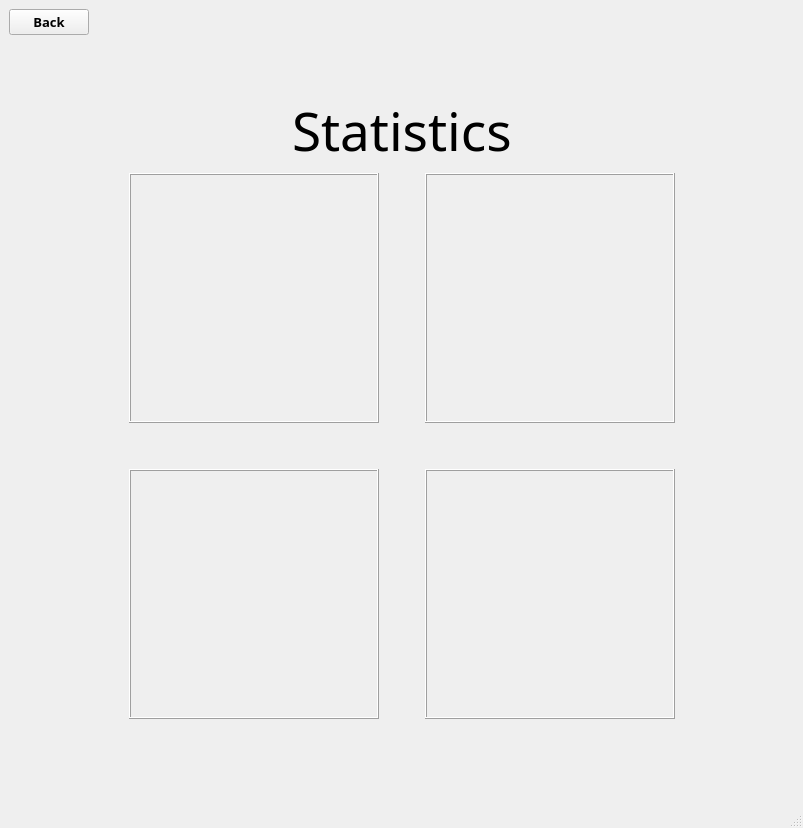
Qt form project_root/src/gui/Statistics.ui (CopycatPandaExpressChowMein/Agile-Development-Project-2025) before a commit.
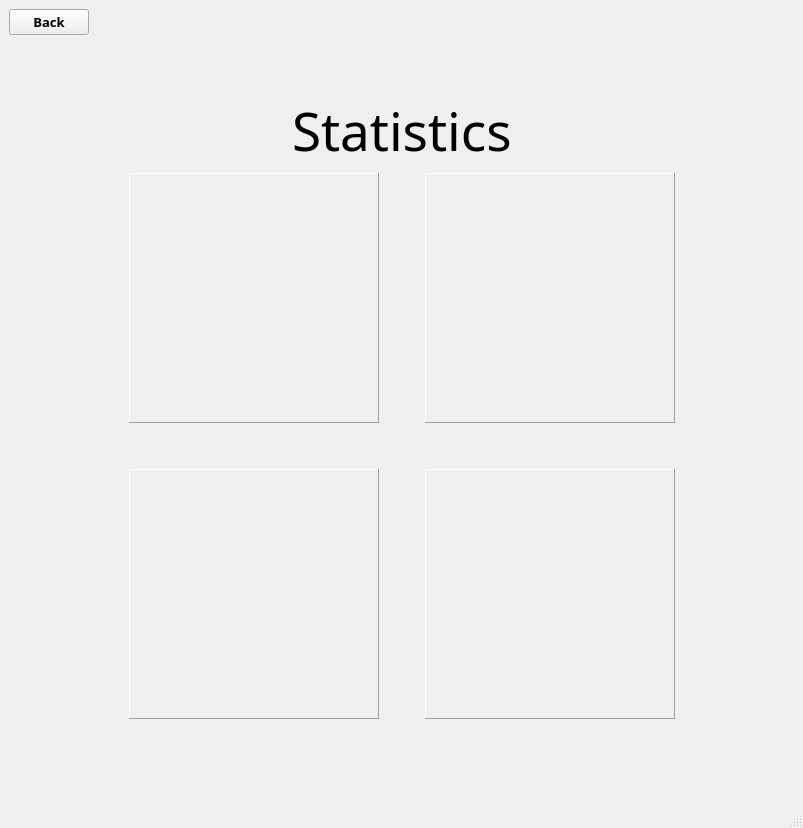
The same form after that commit.

```diff
--- a/project_root/src/gui/Statistics.ui
+++ b/project_root/src/gui/Statistics.ui
@@ -139,16 +139,21 @@
             </property>
             <property name="maximumSize">
              <size>
-              <width>250</width>
-              <height>250</height>
+              <width>1000</width>
+              <height>1000</height>
              </size>
             </property>
             <property name="frameShape">
-             <enum>QFrame::Box</enum>
+             <enum>QFrame::Panel</enum>
             </property>
             <property name="frameShadow">
              <enum>QFrame::Raised</enum>
             </property>
+            <layout class="QVBoxLayout" name="verticalLayout_5">
+             <item>
+              <widget class="QWidget" name="graph_1" native="true"/>
+             </item>
+            </layout>
            </widget>
           </item>
           <item row="0" column="1">
@@ -174,16 +179,21 @@
             </property>
             <property name="maximumSize">
              <size>
-              <width>250</width>
-              <height>250</height>
+              <width>1000</width>
+              <height>1000</height>
              </size>
             </property>
             <property name="frameShape">
-             <enum>QFrame::Box</enum>
+             <enum>QFrame::Panel</enum>
             </property>
             <property name="frameShadow">
              <enum>QFrame::Raised</enum>
             </property>
+            <layout class="QVBoxLayout" name="verticalLayout_4">
+             <item>
+              <widget class="QWidget" name="graph_2" native="true"/>
+             </item>
+            </layout>
            </widget>
           </item>
           <item row="1" column="0">
@@ -222,16 +232,21 @@
             </property>
             <property name="maximumSize">
              <size>
-              <width>250</width>
-              <height>250</height>
+              <width>1000</width>
+              <height>1000</height>
              </size>
             </property>
             <property name="frameShape">
-             <enum>QFrame::Box</enum>
+             <enum>QFrame::Panel</enum>
             </property>
             <property name="frameShadow">
              <enum>QFrame::Raised</enum>
             </property>
+            <layout class="QVBoxLayout" name="verticalLayout_6">
+             <item>
+              <widget class="QWidget" name="graph_3" native="true"/>
+             </item>
+            </layout>
            </widget>
           </item>
           <item row="2" column="1">
@@ -257,16 +272,21 @@
             </property>
             <property name="maximumSize">
              <size>
-              <width>250</width>
-              <height>250</height>
+              <width>1000</width>
+              <height>1000</height>
              </size>
             </property>
             <property name="frameShape">
-             <enum>QFrame::Box</enum>
+             <enum>QFrame::Panel</enum>
             </property>
             <property name="frameShadow">
              <enum>QFrame::Raised</enum>
             </property>
+            <layout class="QVBoxLayout" name="verticalLayout_7">
+             <item>
+              <widget class="QWidget" name="graph_4" native="true"/>
+             </item>
+            </layout>
            </widget>
           </item>
          </layout>
```
